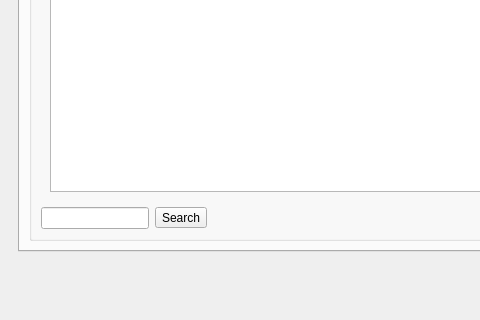
First picture: the form in src-qt4/pc-pkgmanager/mainWin.ui, repository trueos/pcbsd, before the edit; both pictures show x 0 to 480 and y 337 to 657 of the 800 by 657 pixel window.
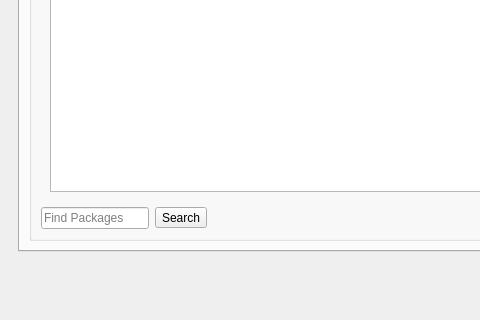
Second picture: the form after the edit. Icons and pictures are not drawn.

Commit message: Clean up the search bar in the pc-pkgmanager UI a bit

The edit to the form file:
```diff
--- a/src-qt4/pc-pkgmanager/mainWin.ui
+++ b/src-qt4/pc-pkgmanager/mainWin.ui
@@ -188,6 +188,12 @@
                      <verstretch>0</verstretch>
                     </sizepolicy>
                    </property>
+                   <property name="text">
+                    <string/>
+                   </property>
+                   <property name="placeholderText">
+                    <string>Find Packages</string>
+                   </property>
                   </widget>
                  </item>
                  <item>
```
